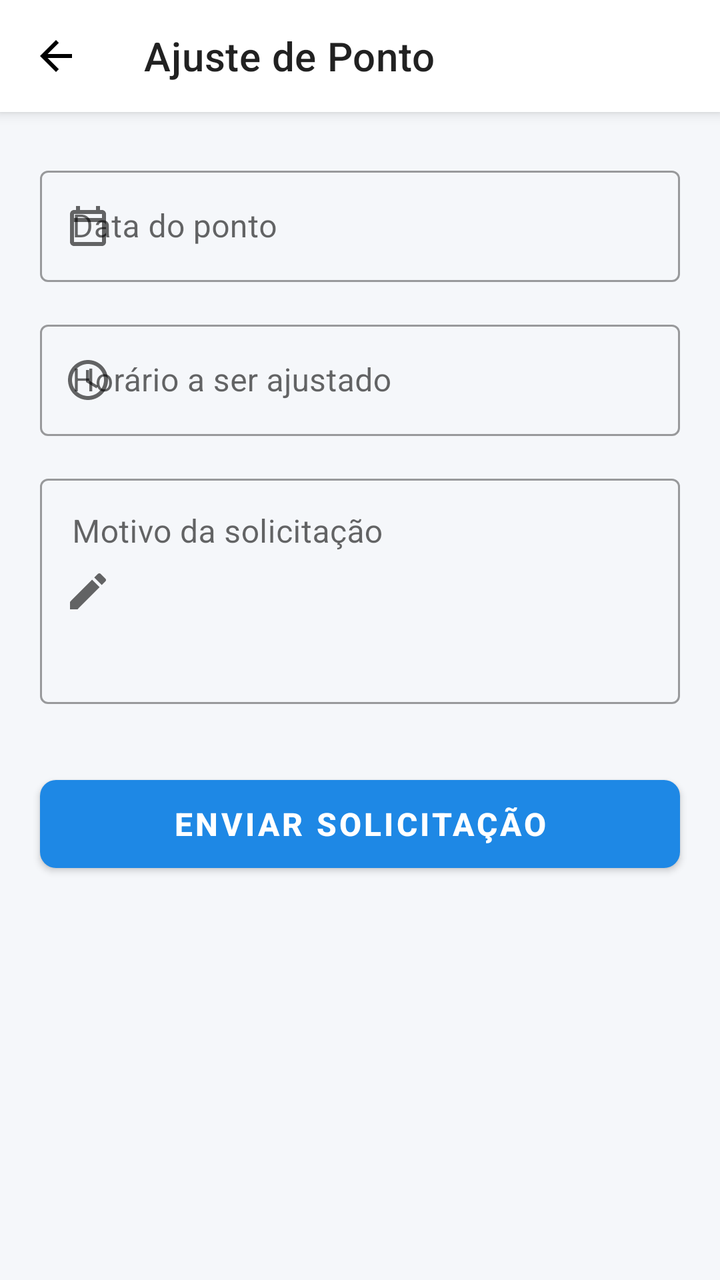
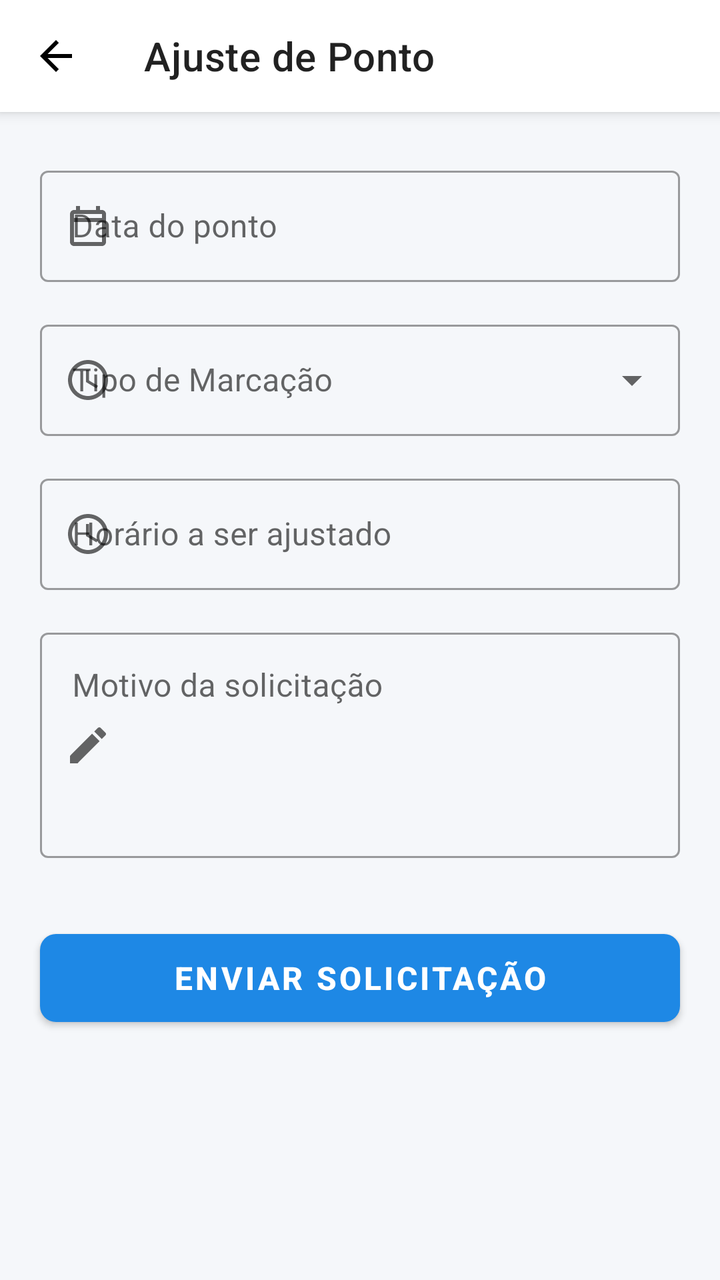

Compare the two renders of this Android layout. The source of the first and the diff that turns it into the second are given below.
<!-- AndroidManifest.xml: application theme Theme.EasyClock -->
<!-- res/layout/activity_ajuste_ponto.xml -->
<?xml version="1.0" encoding="utf-8"?>
<ScrollView xmlns:android="http://schemas.android.com/apk/res/android"
    xmlns:app="http://schemas.android.com/apk/res-auto"
    android:layout_width="match_parent"
    android:layout_height="match_parent"
    android:fillViewport="true"
    android:background="@color/background">

    <androidx.constraintlayout.widget.ConstraintLayout
        android:layout_width="match_parent"
        android:layout_height="wrap_content"
        android:paddingBottom="24dp">

        
        <com.google.android.material.appbar.MaterialToolbar
            android:id="@+id/toolbarAjustePonto"
            android:layout_width="match_parent"
            android:layout_height="?attr/actionBarSize"
            android:background="@color/surface"
            android:elevation="4dp"
            app:navigationIcon="@drawable/ic_arrow_back"
            app:title="@string/ajuste_de_ponto"
            app:layout_constraintTop_toTopOf="parent" />

        <com.google.android.material.textfield.TextInputLayout
            android:id="@+id/tilDataAjustePonto"
            style="@style/Widget.MaterialComponents.TextInputLayout.OutlinedBox"
            android:layout_width="0dp"
            android:layout_height="wrap_content"
            android:layout_marginHorizontal="20dp"
            android:layout_marginTop="24dp"
            android:hint="@string/data_do_ponto"
            app:startIconDrawable="@drawable/ic_calendar"
            app:layout_constraintTop_toBottomOf="@id/toolbarAjustePonto"
            app:layout_constraintStart_toStartOf="parent"
            app:layout_constraintEnd_toEndOf="parent">

            <com.google.android.material.textfield.TextInputEditText
                android:id="@+id/etDataAjustePonto"
                android:layout_width="match_parent"
                android:layout_height="wrap_content"
                android:focusable="true"
                android:clickable="true"
                android:inputType="date" />
        </com.google.android.material.textfield.TextInputLayout>

        <com.google.android.material.textfield.TextInputLayout
            android:id="@+id/tilHorarioAjustePonto"
            style="@style/Widget.MaterialComponents.TextInputLayout.OutlinedBox"
            android:layout_width="0dp"
            android:layout_height="wrap_content"
            android:layout_marginHorizontal="20dp"
            android:layout_marginTop="16dp"
            android:hint="@string/horario_ajustado"
            app:startIconDrawable="@drawable/ic_clock"
            app:layout_constraintTop_toBottomOf="@id/tilDataAjustePonto"
            app:layout_constraintStart_toStartOf="parent"
            app:layout_constraintEnd_toEndOf="parent">

            <com.google.android.material.textfield.TextInputEditText
                android:id="@+id/etHorarioAjustePonto"
                android:layout_width="match_parent"
                android:layout_height="wrap_content"
                android:focusable="true"
                android:clickable="true"
                android:inputType="time" />
        </com.google.android.material.textfield.TextInputLayout>

        <com.google.android.material.textfield.TextInputLayout
            android:id="@+id/tilMotivoAjustePonto"
            style="@style/Widget.MaterialComponents.TextInputLayout.OutlinedBox"
            android:layout_width="0dp"
            android:layout_height="wrap_content"
            android:layout_marginHorizontal="20dp"
            android:layout_marginTop="16dp"
            android:hint="@string/motivo_solicitacao"
            app:startIconDrawable="@drawable/ic_edit"
            app:layout_constraintTop_toBottomOf="@id/tilHorarioAjustePonto"
            app:layout_constraintStart_toStartOf="parent"
            app:layout_constraintEnd_toEndOf="parent">

            <com.google.android.material.textfield.TextInputEditText
                android:id="@+id/etMotivoAjustePonto"
                android:layout_width="match_parent"
                android:layout_height="wrap_content"
                android:inputType="textMultiLine"
                android:minLines="4"
                android:gravity="top" />
        </com.google.android.material.textfield.TextInputLayout>

        <com.google.android.material.button.MaterialButton
            android:id="@+id/btnEnviarAjustePonto"
            android:layout_width="0dp"
            android:layout_height="56dp"
            android:layout_marginHorizontal="20dp"
            android:layout_marginTop="32dp"
            android:text="@string/enviar_solicitacao"
            android:textSize="16sp"
            android:textStyle="bold"
            app:cornerRadius="8dp"
            app:layout_constraintTop_toBottomOf="@id/tilMotivoAjustePonto"
            app:layout_constraintStart_toStartOf="parent"
            app:layout_constraintEnd_toEndOf="parent" />

    </androidx.constraintlayout.widget.ConstraintLayout>
</ScrollView>
<!-- resources referenced by this layout -->
<resources>
  <color name="background">#F5F7FA</color>
  <color name="surface">#FFFFFF</color>
  <!-- drawable ic_arrow_back (drawable) -->
  <?xml version="1.0" encoding="utf-8"?>
  <vector xmlns:android="http://schemas.android.com/apk/res/android"
      android:width="24dp"
      android:height="24dp"
      android:viewportWidth="24"
      android:viewportHeight="24">
    <path
        android:fillColor="#FF000000"
        android:pathData="M20,11H7.83l5.59,-5.59L12,4l-8,8 8,8 1.41,-1.41L7.83,13H20v-2z"/>
  </vector>
  <!-- drawable ic_calendar (drawable) -->
  <?xml version="1.0" encoding="utf-8"?>
  <vector xmlns:android="http://schemas.android.com/apk/res/android"
      android:width="24dp"
      android:height="24dp"
      android:viewportWidth="24"
      android:viewportHeight="24">
    <path
        android:fillColor="#FF000000"
        android:pathData="M19,4h-1V2h-2v2H8V2H6v2H5c-1.11,0 -1.99,0.9 -1.99,2L3,20c0,1.1 0.89,2 2,2h14c1.1,0 2,-0.9 2,-2V6c0,-1.1 -0.9,-2 -2,-2zM19,20H5V10h14v10zM19,8H5V6h14v2z"/>
  </vector>
  <!-- drawable ic_clock (drawable) -->
  <?xml version="1.0" encoding="utf-8"?>
  <vector xmlns:android="http://schemas.android.com/apk/res/android"
      android:width="24dp"
      android:height="24dp"
      android:viewportWidth="24"
      android:viewportHeight="24">
    <path
        android:fillColor="#FF000000"
        android:pathData="M11.99,2C6.47,2 2,6.48 2,12s4.47,10 9.99,10C17.52,22 22,17.52 22,12S17.52,2 11.99,2zM12,20c-4.42,0 -8,-3.58 -8,-8s3.58,-8 8,-8 8,3.58 8,8 -3.58,8 -8,8zM12.5,7H11v6l5.25,3.15 0.75,-1.23 -4.5,-2.67z"/>
  </vector>
  <!-- drawable ic_edit (drawable) -->
  <?xml version="1.0" encoding="utf-8"?>
  <vector xmlns:android="http://schemas.android.com/apk/res/android"
      android:width="24dp"
      android:height="24dp"
      android:viewportWidth="24"
      android:viewportHeight="24">
    <path
        android:fillColor="#FF000000"
        android:pathData="M3,17.25V21h3.75L17.81,9.94l-3.75,-3.75L3,17.25zM20.71,7.04c0.39,-0.39 0.39,-1.02 0,-1.41l-2.34,-2.34c-0.39,-0.39 -1.02,-0.39 -1.41,0l-1.83,1.83 3.75,3.75 1.83,-1.83z"/>
  </vector>
  <string name="ajuste_de_ponto">Ajuste de Ponto</string>
  <string name="data_do_ponto">Data do ponto</string>
  <string name="enviar_solicitacao">Enviar Solicitação</string>
  <string name="horario_ajustado">Horário a ser ajustado</string>
  <string name="motivo_solicitacao">Motivo da solicitação</string>
  <style name="Theme.EasyClock" parent="Theme.MaterialComponents.DayNight.NoActionBar">
          
          <item name="colorPrimary">@color/primary</item>
          <item name="colorPrimaryVariant">@color/primary_dark</item>
          <item name="colorOnPrimary">#FFFFFF</item>
          
          <item name="colorSecondary">@color/accent</item>
          <item name="colorSecondaryVariant">@color/accent</item>
          <item name="colorOnSecondary">#FFFFFF</item>
          
          <item name="android:statusBarColor">?attr/colorPrimaryVariant</item>
          
          <item name="android:windowBackground">@color/background</item>
      </style>
  <color name="primary">#1E88E5</color>
  <color name="primary_dark">#1565C0</color>
  <color name="accent">#26A69A</color>
</resources>

<!-- the commit's change to res/layout/activity_ajuste_ponto.xml (unified diff, before → after) -->
@@ -22,6 +22,15 @@
             app:title="@string/ajuste_de_ponto"
             app:layout_constraintTop_toTopOf="parent" />
 
+        <ProgressBar
+            android:id="@+id/progressBarAjuste"
+            style="?android:attr/progressBarStyleHorizontal"
+            android:layout_width="match_parent"
+            android:layout_height="wrap_content"
+            android:indeterminate="true"
+            android:visibility="gone"
+            app:layout_constraintTop_toBottomOf="@id/toolbarAjustePonto" />
+
         <com.google.android.material.textfield.TextInputLayout
             android:id="@+id/tilDataAjustePonto"
             style="@style/Widget.MaterialComponents.TextInputLayout.OutlinedBox"
@@ -31,7 +40,7 @@
             android:layout_marginTop="24dp"
             android:hint="@string/data_do_ponto"
             app:startIconDrawable="@drawable/ic_calendar"
-            app:layout_constraintTop_toBottomOf="@id/toolbarAjustePonto"
+            app:layout_constraintTop_toBottomOf="@id/progressBarAjuste"
             app:layout_constraintStart_toStartOf="parent"
             app:layout_constraintEnd_toEndOf="parent">
 
@@ -39,9 +48,30 @@
                 android:id="@+id/etDataAjustePonto"
                 android:layout_width="match_parent"
                 android:layout_height="wrap_content"
-                android:focusable="true"
+                android:focusable="false"
                 android:clickable="true"
-                android:inputType="date" />
+                android:inputType="none" />
+        </com.google.android.material.textfield.TextInputLayout>
+
+        <com.google.android.material.textfield.TextInputLayout
+            android:id="@+id/tilTipoPontoAjuste"
+            style="@style/Widget.MaterialComponents.TextInputLayout.OutlinedBox.ExposedDropdownMenu"
+            android:layout_width="0dp"
+            android:layout_height="wrap_content"
+            android:layout_marginHorizontal="20dp"
+            android:layout_marginTop="16dp"
+            android:hint="Tipo de Marcação"
+            app:startIconDrawable="@drawable/ic_clock"
+            app:layout_constraintTop_toBottomOf="@id/tilDataAjustePonto"
+            app:layout_constraintStart_toStartOf="parent"
+            app:layout_constraintEnd_toEndOf="parent">
+
+            <AutoCompleteTextView
+                android:id="@+id/actvTipoPontoAjuste"
+                android:layout_width="match_parent"
+                android:layout_height="wrap_content"
+                android:inputType="none"
+                android:focusable="false" />
         </com.google.android.material.textfield.TextInputLayout>
 
         <com.google.android.material.textfield.TextInputLayout
@@ -53,7 +83,7 @@
             android:layout_marginTop="16dp"
             android:hint="@string/horario_ajustado"
             app:startIconDrawable="@drawable/ic_clock"
-            app:layout_constraintTop_toBottomOf="@id/tilDataAjustePonto"
+            app:layout_constraintTop_toBottomOf="@id/tilTipoPontoAjuste"
             app:layout_constraintStart_toStartOf="parent"
             app:layout_constraintEnd_toEndOf="parent">
 
@@ -61,9 +91,9 @@
                 android:id="@+id/etHorarioAjustePonto"
                 android:layout_width="match_parent"
                 android:layout_height="wrap_content"
-                android:focusable="true"
+                android:focusable="false"
                 android:clickable="true"
-                android:inputType="time" />
+                android:inputType="none" />
         </com.google.android.material.textfield.TextInputLayout>
 
         <com.google.android.material.textfield.TextInputLayout
